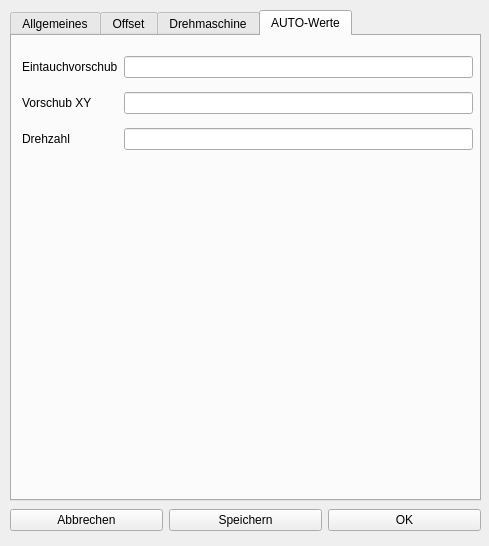
This is Dialoge/dialog_werkzeug.ui in TischlerWilly/GCodeGenerator as Qt 5 draws it before an edit. The edited form follows.
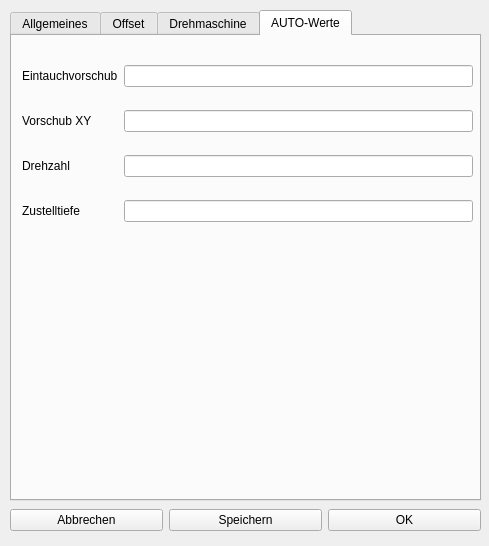
This is the edited form. The open tabs and pages were chosen to show the change.

Patch:
```diff
--- a/Dialoge/dialog_werkzeug.ui
+++ b/Dialoge/dialog_werkzeug.ui
@@ -305,7 +305,7 @@
        <x>10</x>
        <y>12</y>
        <width>451</width>
-       <height>111</height>
+       <height>191</height>
       </rect>
      </property>
      <layout class="QGridLayout" name="gridLayout_2">
@@ -339,6 +339,16 @@
       <item row="2" column="1">
        <widget class="QLineEdit" name="lineEdit_Drehzahl"/>
       </item>
+      <item row="3" column="0">
+       <widget class="QLabel" name="label_zustelltiefe">
+        <property name="text">
+         <string>Zustelltiefe</string>
+        </property>
+       </widget>
+      </item>
+      <item row="3" column="1">
+       <widget class="QLineEdit" name="lineEdit_zustelltiefe"/>
+      </item>
      </layout>
     </widget>
    </widget>
```
